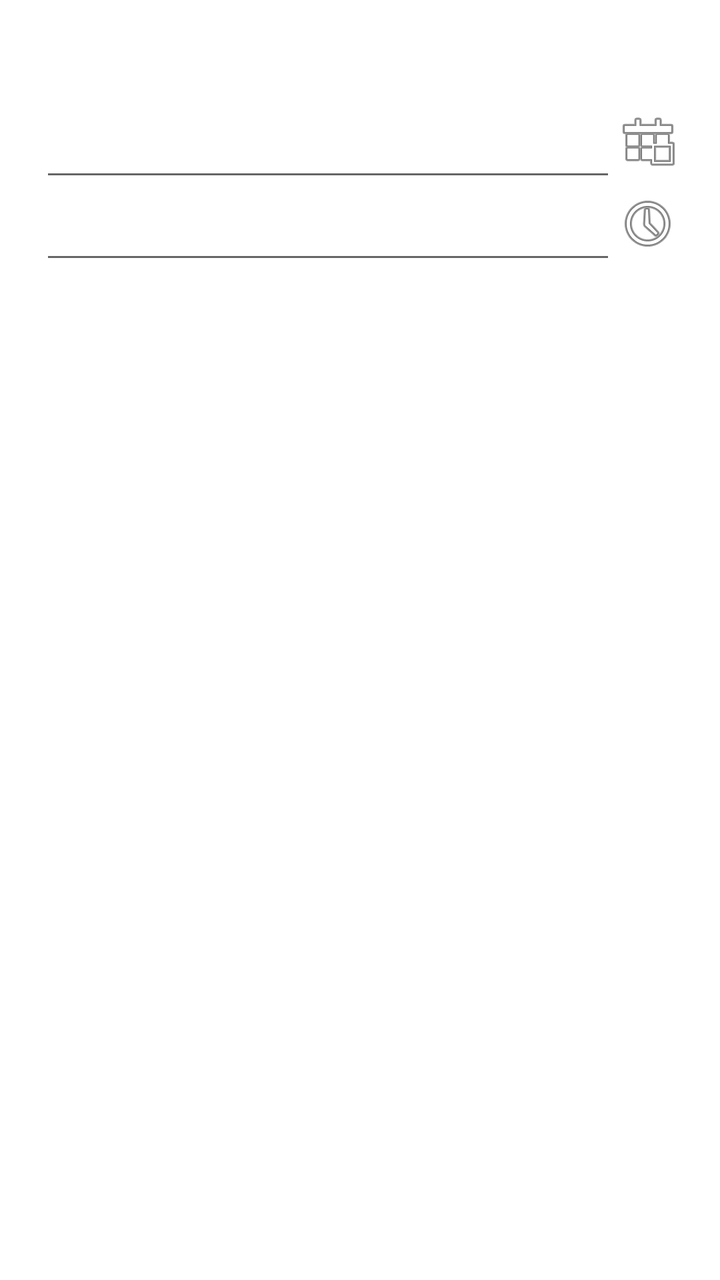
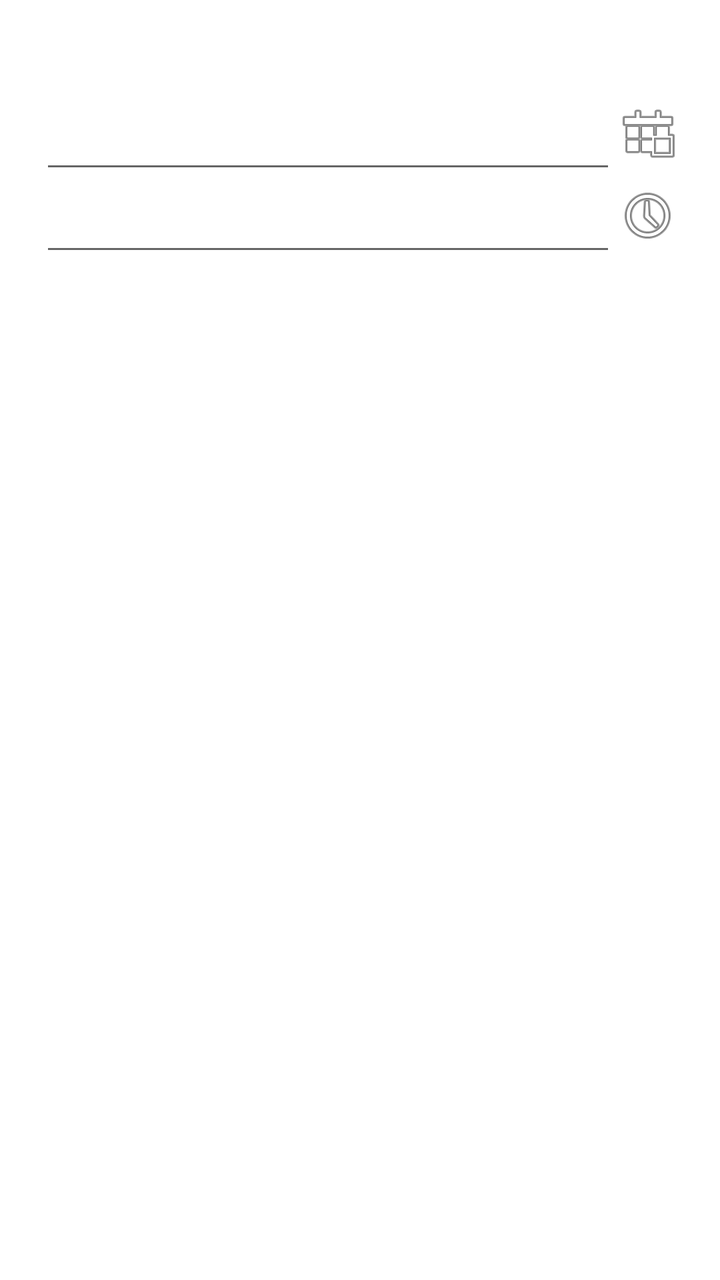

An Android layout rendered at two revisions. The XML below is the earlier revision; the diff shows what the commit changed to produce the second picture.
<!-- AndroidManifest.xml: fallback theme Theme.MaterialComponents.DayNight.NoActionBar -->
<!-- res/layout/timestamp.xml -->
<?xml version="1.0" encoding="utf-8"?>
<LinearLayout xmlns:android="http://schemas.android.com/apk/res/android"
    android:orientation="vertical"
    android:layout_width="match_parent"
    android:layout_height="match_parent"
    android:padding="20sp">

    <TextView
        android:id="@+id/dlg_title"
        android:layout_height="wrap_content"
        android:layout_width="fill_parent"
        android:layout_marginBottom="10dip"
        android:textAppearance="?android:attr/textAppearanceMedium"
        android:textStyle="bold"
        android:gravity="left"
        />

    <LinearLayout
        android:orientation="horizontal"
        android:layout_width="match_parent"
        android:layout_height="wrap_content">

        <EditText
            android:id="@+id/edit_date"
            android:layout_weight="1"
            android:layout_height="wrap_content"
            android:layout_width="0dp"/>
        <ImageButton
            android:id="@+id/set_date"
            android:layout_width="wrap_content"
            android:layout_height="wrap_content"
            android:background="@android:drawable/ic_menu_today"

            />
    </LinearLayout>
    <LinearLayout
        android:orientation="horizontal"
        android:layout_width="match_parent"
        android:layout_height="wrap_content">
        <EditText
            android:id="@+id/edit_time"
            android:layout_weight="1"
            android:layout_height="wrap_content"
            android:layout_width="0dp"/>
        <ImageButton
            android:id="@+id/set_time"
            android:layout_width="wrap_content"
            android:layout_height="wrap_content"
            android:background="@android:drawable/ic_menu_recent_history"/>
    </LinearLayout>
</LinearLayout>
<!-- resources referenced by this layout -->
<resources>

</resources>

<!-- the commit's change to res/layout/timestamp.xml (unified diff, before → after) -->
@@ -3,7 +3,10 @@
     android:orientation="vertical"
     android:layout_width="match_parent"
     android:layout_height="match_parent"
-    android:padding="20sp">
+    android:paddingTop="16dip"
+    android:paddingLeft="20dip"
+    android:paddingRight="20dip"
+    android:paddingBottom="8dp">
 
     <TextView
         android:id="@+id/dlg_title"
